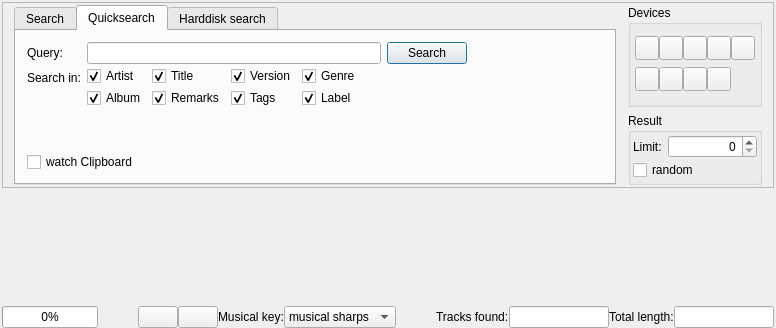
This is trunk/src/search/search.ui in pfedick/winmusik as Qt 5 draws it before an edit. The edited form follows.
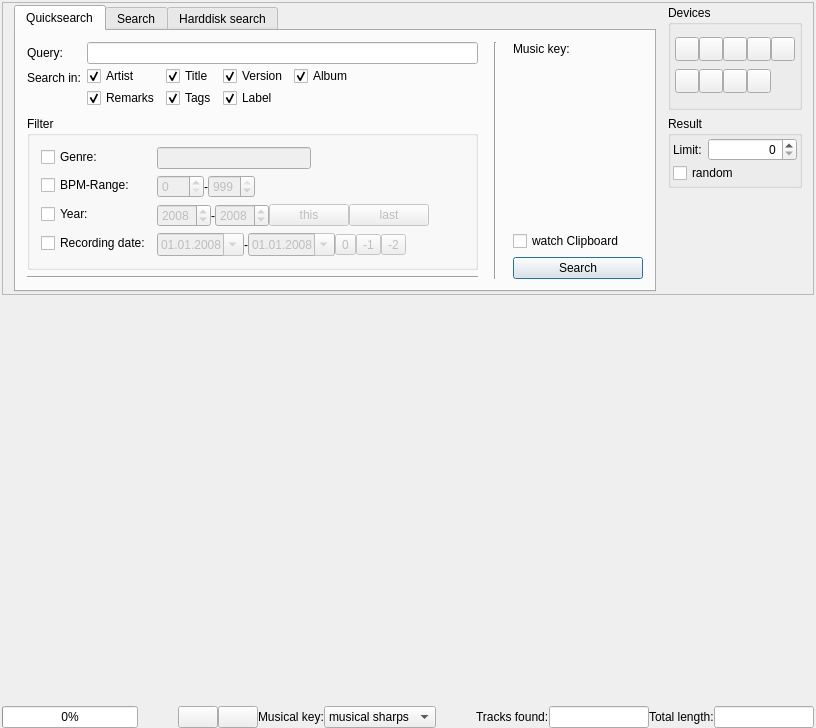
This is the edited form. Icons and pictures are not drawn. Custom widgets are drawn as their Qt base class.

Commit message: Die Suche (Quicksearch) wurde überarbeitet und unterstützt nun Filter für Genres, BPM-Bereiche, Erscheinungsjahr, Aufnahmedatum und Tonart.

Diff of the .ui file:
```diff
--- a/trunk/src/search/search.ui
+++ b/trunk/src/search/search.ui
@@ -6,8 +6,8 @@
    <rect>
     <x>0</x>
     <y>0</y>
-    <width>776</width>
-    <height>328</height>
+    <width>816</width>
+    <height>728</height>
    </rect>
   </property>
   <property name="windowTitle">
@@ -32,18 +32,18 @@
    </property>
    <item>
     <widget class="QFrame" name="frame">
+     <property name="sizePolicy">
+      <sizepolicy hsizetype="Expanding" vsizetype="Fixed">
+       <horstretch>0</horstretch>
+       <verstretch>0</verstretch>
+      </sizepolicy>
+     </property>
      <property name="minimumSize">
       <size>
        <width>0</width>
        <height>0</height>
       </size>
      </property>
-     <property name="maximumSize">
-      <size>
-       <width>16777215</width>
-       <height>190</height>
-      </size>
-     </property>
      <property name="frameShape">
       <enum>QFrame::StyledPanel</enum>
      </property>
@@ -65,11 +65,11 @@
         <property name="enabled">
          <bool>true</bool>
         </property>
-        <property name="maximumSize">
-         <size>
-          <width>16777215</width>
-          <height>180</height>
-         </size>
+        <property name="sizePolicy">
+         <sizepolicy hsizetype="Expanding" vsizetype="Fixed">
+          <horstretch>0</horstretch>
+          <verstretch>0</verstretch>
+         </sizepolicy>
         </property>
         <property name="tabShape">
          <enum>QTabWidget::Rounded</enum>
@@ -83,120 +83,6 @@
         <property name="usesScrollButtons">
          <bool>true</bool>
         </property>
-        <widget class="QWidget" name="tab">
-         <attribute name="icon">
-          <iconset resource="../../resources.qrc">
-           <normaloff>:/icons/resources/viewmag.png</normaloff>:/icons/resources/viewmag.png</iconset>
-         </attribute>
-         <attribute name="title">
-          <string>Search</string>
-         </attribute>
-         <layout class="QVBoxLayout" name="verticalLayout">
-          <property name="spacing">
-           <number>2</number>
-          </property>
-          <property name="margin">
-           <number>9</number>
-          </property>
-          <item>
-           <layout class="QGridLayout">
-            <property name="horizontalSpacing">
-             <number>6</number>
-            </property>
-            <property name="verticalSpacing">
-             <number>0</number>
-            </property>
-            <item row="0" column="0">
-             <widget class="QLabel" name="label">
-              <property name="text">
-               <string>Artist:</string>
-              </property>
-             </widget>
-            </item>
-            <item row="0" column="1">
-             <widget class="QLineEdit" name="artist"/>
-            </item>
-            <item row="1" column="0">
-             <widget class="QLabel" name="label_2">
-              <property name="text">
-               <string>Title:</string>
-              </property>
-             </widget>
-            </item>
-            <item row="1" column="1">
-             <widget class="QLineEdit" name="title"/>
-            </item>
-            <item row="2" column="0">
-             <widget class="QLabel" name="label_6">
-              <property name="text">
-               <string>Version:</string>
-              </property>
-             </widget>
-            </item>
-            <item row="3" column="0">
-             <widget class="QLabel" name="label_7">
-              <property name="text">
-               <string>Genre:</string>
-              </property>
-             </widget>
-            </item>
-            <item row="4" column="0">
-             <widget class="QLabel" name="label_8">
-              <property name="text">
-               <string>Tags:</string>
-              </property>
-             </widget>
-            </item>
-            <item row="2" column="1">
-             <widget class="QLineEdit" name="version"/>
-            </item>
-            <item row="4" column="1">
-             <widget class="QLineEdit" name="tags"/>
-            </item>
-            <item row="0" column="2">
-             <widget class="QPushButton" name="searchButton">
-              <property name="text">
-               <string>Search</string>
-              </property>
-              <property name="icon">
-               <iconset resource="../../resources.qrc">
-                <normaloff>:/icons/resources/next.png</normaloff>:/icons/resources/next.png</iconset>
-              </property>
-              <property name="iconSize">
-               <size>
-                <width>16</width>
-                <height>16</height>
-               </size>
-              </property>
-              <property name="autoDefault">
-               <bool>true</bool>
-              </property>
-              <property name="default">
-               <bool>true</bool>
-              </property>
-             </widget>
-            </item>
-            <item row="3" column="1">
-             <layout class="QHBoxLayout" name="horizontalLayout_8">
-              <item>
-               <widget class="QLineEdit" name="genre"/>
-              </item>
-              <item>
-               <widget class="QLabel" name="label_12">
-                <property name="text">
-                 <string>Label:</string>
-                </property>
-               </widget>
-              </item>
-              <item>
-               <widget class="QLineEdit" name="recordLabel"/>
-              </item>
-             </layout>
-            </item>
-           </layout>
-          </item>
-         </layout>
-        </widget>
         <widget class="QWidget" name="tab_2">
          <attribute name="title">
           <string>Quicksearch</string>
@@ -241,26 +127,6 @@
                   <item>
                    <widget class="QLineEdit" name="query"/>
                   </item>
-                  <item>
-                   <widget class="QPushButton" name="quicksearchButton">
-                    <property name="text">
-                     <string>Search</string>
-                    </property>
-                    <property name="icon">
-                     <iconset resource="../../resources.qrc">
-                      <normaloff>:/icons/resources/next.png</normaloff>:/icons/resources/next.png</iconset>
-                    </property>
-                    <property name="iconSize">
-                     <size>
-                      <width>16</width>
-                      <height>16</height>
-                     </size>
-                    </property>
-                    <property name="default">
-                     <bool>true</bool>
-                    </property>
-                   </widget>
-                  </item>
                  </layout>
                 </item>
                 <item row="2" column="0">
@@ -336,16 +202,6 @@
                      </widget>
                     </item>
                     <item row="0" column="3">
-                     <widget class="QCheckBox" name="searchGenre">
-                      <property name="text">
-                       <string>Genre</string>
-                      </property>
-                      <property name="checked">
-                       <bool>true</bool>
-                      </property>
-                     </widget>
-                    </item>
-                    <item row="1" column="0">
                      <widget class="QCheckBox" name="searchAlbum">
                       <property name="text">
                        <string>Album</string>
@@ -355,7 +211,7 @@
                       </property>
                      </widget>
                     </item>
-                    <item row="1" column="1">
+                    <item row="1" column="0">
                      <widget class="QCheckBox" name="searchRemarks">
                       <property name="text">
                        <string>Remarks</string>
@@ -365,7 +221,7 @@
                       </property>
                      </widget>
                     </item>
-                    <item row="1" column="2">
+                    <item row="1" column="1">
                      <widget class="QCheckBox" name="searchTags">
                       <property name="text">
                        <string>Tags</string>
@@ -375,7 +231,7 @@
                       </property>
                      </widget>
                     </item>
-                    <item row="1" column="3">
+                    <item row="1" column="2">
                      <widget class="QCheckBox" name="searchLabel">
                       <property name="text">
                        <string>Label</string>
@@ -409,49 +265,516 @@
                   </item>
                  </layout>
                 </item>
-                <item row="3" column="1">
-                 <spacer name="verticalSpacer">
-                  <property name="orientation">
-                   <enum>Qt::Vertical</enum>
-                  </property>
-                  <property name="sizeHint" stdset="0">
-                   <size>
-                    <width>20</width>
-                    <height>40</height>
-                   </size>
-                  </property>
-                 </spacer>
-                </item>
                </layout>
               </item>
               <item>
+               <widget class="QGroupBox" name="groupBox_3">
+                <property name="title">
+                 <string>Filter</string>
+                </property>
+                <layout class="QFormLayout" name="formLayout_3">
+                 <property name="labelAlignment">
+                  <set>Qt::AlignLeading|Qt::AlignLeft|Qt::AlignVCenter</set>
+                 </property>
+                 <item row="0" column="0">
+                  <widget class="QCheckBox" name="enableGenreSearch">
+                   <property name="text">
+                    <string>Genre:</string>
+                   </property>
+                  </widget>
+                 </item>
+                 <item row="0" column="1">
+                  <layout class="QHBoxLayout" name="horizontalLayout_10">
+                   <item>
+                    <widget class="QLineEdit" name="qs_genre">
+                     <property name="enabled">
+                      <bool>false</bool>
+                     </property>
+                    </widget>
+                   </item>
+                   <item>
+                    <spacer name="horizontalSpacer_8">
+                     <property name="orientation">
+                      <enum>Qt::Horizontal</enum>
+                     </property>
+                     <property name="sizeHint" stdset="0">
+                      <size>
+                       <width>40</width>
+                       <height>20</height>
+                      </size>
+                     </property>
+                    </spacer>
+                   </item>
+                  </layout>
+                 </item>
+                 <item row="1" column="0">
+                  <widget class="QCheckBox" name="enableBpmSearch">
+                   <property name="text">
+                    <string>BPM-Range:</string>
+                   </property>
+                   <property name="checked">
+                    <bool>false</bool>
+                   </property>
+                  </widget>
+                 </item>
+                 <item row="1" column="1">
+                  <layout class="QHBoxLayout" name="horizontalLayout_12">
+                   <property name="spacing">
+                    <number>0</number>
+                   </property>
+                   <item>
+                    <widget class="QSpinBox" name="bpmStart">
+                     <property name="enabled">
+                      <bool>false</bool>
+                     </property>
+                     <property name="maximum">
+                      <number>999</number>
+                     </property>
+                    </widget>
+                   </item>
+                   <item>
+                    <widget class="QLabel" name="label_15">
+                     <property name="text">
+                      <string>-</string>
+                     </property>
+                    </widget>
+                   </item>
+                   <item>
+                    <widget class="QSpinBox" name="bpmEnd">
+                     <property name="enabled">
+                      <bool>false</bool>
+                     </property>
+                     <property name="maximum">
+                      <number>999</number>
+                     </property>
+                     <property name="value">
+                      <number>999</number>
+                     </property>
+                    </widget>
+                   </item>
+                   <item>
+                    <spacer name="horizontalSpacer_5">
+                     <property name="orientation">
+                      <enum>Qt::Horizontal</enum>
+                     </property>
+                     <property name="sizeHint" stdset="0">
+                      <size>
+                       <width>40</width>
+                       <height>20</height>
+                      </size>
+                     </property>
+                    </spacer>
+                   </item>
+                  </layout>
+                 </item>
+                 <item row="2" column="0">
+                  <widget class="QCheckBox" name="enableYearSearch">
+                   <property name="text">
+                    <string>Year:</string>
+                   </property>
+                  </widget>
+                 </item>
+                 <item row="2" column="1">
+                  <layout class="QHBoxLayout" name="horizontalLayout_13">
+                   <property name="spacing">
+                    <number>0</number>
+                   </property>
+                   <item>
+                    <widget class="QDateEdit" name="releaseDateStart">
+                     <property name="enabled">
+                      <bool>false</bool>
+                     </property>
+                     <property name="dateTime">
+                      <datetime>
+                       <hour>0</hour>
+                       <minute>0</minute>
+                       <second>0</second>
+                       <year>2008</year>
+                       <month>1</month>
+                       <day>1</day>
+                      </datetime>
+                     </property>
+                     <property name="date">
+                      <date>
+                       <year>2008</year>
+                       <month>1</month>
+                       <day>1</day>
+                      </date>
+                     </property>
+                     <property name="displayFormat">
+                      <string>yyyy</string>
+                     </property>
+                     <property name="calendarPopup">
+                      <bool>false</bool>
+                     </property>
+                    </widget>
+                   </item>
+                   <item>
+                    <widget class="QLabel" name="label_17">
+                     <property name="text">
+                      <string>-</string>
+                     </property>
+                    </widget>
+                   </item>
+                   <item>
+                    <widget class="QDateEdit" name="releaseDateEnd">
+                     <property name="enabled">
+                      <bool>false</bool>
+                     </property>
+                     <property name="dateTime">
+                      <datetime>
+                       <hour>0</hour>
+                       <minute>0</minute>
+                       <second>0</second>
+                       <year>2008</year>
+                       <month>1</month>
+                       <day>1</day>
+                      </datetime>
+                     </property>
+                     <property name="date">
+                      <date>
+                       <year>2008</year>
+                       <month>1</month>
+                       <day>1</day>
+                      </date>
+                     </property>
+                     <property name="displayFormat">
+                      <string>yyyy</string>
+                     </property>
+                     <property name="calendarPopup">
+                      <bool>false</bool>
+                     </property>
+                    </widget>
+                   </item>
+                   <item>
+                    <widget class="QPushButton" name="setThisYear">
+                     <property name="enabled">
+                      <bool>false</bool>
+                     </property>
+                     <property name="text">
+                      <string>this</string>
+                     </property>
+                    </widget>
+                   </item>
+                   <item>
+                    <widget class="QPushButton" name="setLastYear">
+                     <property name="enabled">
+                      <bool>false</bool>
+                     </property>
+                     <property name="text">
+                      <string>last</string>
+                     </property>
+                    </widget>
+                   </item>
+                   <item>
+                    <spacer name="horizontalSpacer_6">
+                     <property name="orientation">
+                      <enum>Qt::Horizontal</enum>
+                     </property>
+                     <property name="sizeHint" stdset="0">
+                      <size>
+                       <width>40</width>
+                       <height>20</height>
+                      </size>
+                     </property>
+                    </spacer>
+                   </item>
+                  </layout>
+                 </item>
+                 <item row="3" column="0">
+                  <widget class="QCheckBox" name="enableRecordingDateSearch">
+                   <property name="text">
+                    <string>Recording date:</string>
+                   </property>
+                  </widget>
+                 </item>
+                 <item row="3" column="1">
+                  <layout class="QHBoxLayout" name="horizontalLayout_14">
+                   <property name="spacing">
+                    <number>0</number>
+                   </property>
+                   <item>
+                    <widget class="QDateEdit" name="recordDateStart">
+                     <property name="enabled">
+                      <bool>false</bool>
+                     </property>
+                     <property name="date">
+                      <date>
+                       <year>2008</year>
+                       <month>1</month>
+                       <day>1</day>
+                      </date>
+                     </property>
+                     <property name="displayFormat">
+                      <string>dd.MM.yyyy</string>
+                     </property>
+                     <property name="calendarPopup">
+                      <bool>true</bool>
+                     </property>
+                    </widget>
+                   </item>
+                   <item>
+                    <widget class="QLabel" name="label_14">
+                     <property name="text">
+                      <string>-</string>
+                     </property>
+                    </widget>
+                   </item>
+                   <item>
+                    <widget class="QDateEdit" name="recordDateEnd">
+                     <property name="enabled">
+                      <bool>false</bool>
+                     </property>
+                     <property name="date">
+                      <date>
+                       <year>2008</year>
+                       <month>1</month>
+                       <day>1</day>
+                      </date>
+                     </property>
+                     <property name="displayFormat">
+                      <string>dd.MM.yyyy</string>
+                     </property>
+                     <property name="calendarPopup">
+                      <bool>true</bool>
+                     </property>
+                    </widget>
+                   </item>
+                   <item>
+                    <widget class="QToolButton" name="setRecordingDate0">
+                     <property name="enabled">
+                      <bool>false</bool>
+                     </property>
+                     <property name="text">
+                      <string>0</string>
+                     </property>
+                    </widget>
+                   </item>
+                   <item>
+                    <widget class="QToolButton" name="setRecordingDate1">
+                     <property name="enabled">
+                      <bool>false</bool>
+                     </property>
+                     <property name="text">
+                      <string>-1</string>
+                     </property>
+                    </widget>
+                   </item>
+                   <item>
+                    <widget class="QToolButton" name="setRecordingDate2">
+                     <property name="enabled">
+                      <bool>false</bool>
+                     </property>
+                     <property name="text">
+                      <string>-2</string>
+                     </property>
+                    </widget>
+                   </item>
+                   <item>
+                    <spacer name="horizontalSpacer_7">
+                     <property name="orientation">
+                      <enum>Qt::Horizontal</enum>
+                     </property>
+                     <property name="sizeHint" stdset="0">
+                      <size>
+                       <width>40</width>
+                       <height>20</height>
+                      </size>
+                     </property>
+                    </spacer>
+                   </item>
+                  </layout>
+                 </item>
+                </layout>
+               </widget>
+              </item>
+              <item>
+               <widget class="Line" name="line">
+                <property name="orientation">
+                 <enum>Qt::Horizontal</enum>
+                </property>
+               </widget>
+              </item>
+             </layout>
+            </item>
+            <item>
+             <spacer name="horizontalSpacer_9">
+              <property name="orientation">
+               <enum>Qt::Horizontal</enum>
+              </property>
+              <property name="sizeType">
+               <enum>QSizePolicy::Fixed</enum>
+              </property>
+              <property name="sizeHint" stdset="0">
+               <size>
+                <width>10</width>
+                <height>20</height>
+               </size>
+              </property>
+             </spacer>
+            </item>
+            <item>
+             <widget class="Line" name="line_2">
+              <property name="midLineWidth">
+               <number>0</number>
+              </property>
+              <property name="orientation">
+               <enum>Qt::Vertical</enum>
+              </property>
+             </widget>
+            </item>
+            <item>
+             <spacer name="horizontalSpacer_10">
+              <property name="orientation">
+               <enum>Qt::Horizontal</enum>
+              </property>
+              <property name="sizeType">
+               <enum>QSizePolicy::Fixed</enum>
+              </property>
+              <property name="sizeHint" stdset="0">
+               <size>
+                <width>10</width>
+                <height>20</height>
+               </size>
+              </property>
+             </spacer>
+            </item>
+            <item>
+             <layout class="QVBoxLayout" name="verticalLayout_9">
+              <item>
+               <widget class="QLabel" name="label_55">
+                <property name="text">
+                 <string>Music key:</string>
+                </property>
+               </widget>
+              </item>
+              <item>
+               <widget class="KeyWheel" name="keywheel">
+                <property name="minimumSize">
+                 <size>
+                  <width>130</width>
+                  <height>130</height>
+                 </size>
+                </property>
+                <property name="maximumSize">
+                 <size>
+                  <width>130</width>
+                  <height>130</height>
+                 </size>
+                </property>
+                <property name="frameShape">
+                 <enum>QFrame::NoFrame</enum>
+                </property>
+                <property name="text">
+                 <string/>
+                </property>
+                <property name="pixmap">
+                 <pixmap resource="../../resources.qrc">:/openkey/resources/keywheel/key0000.png</pixmap>
+                </property>
+                <property name="scaledContents">
+                 <bool>false</bool>
+                </property>
+                <property name="margin">
+                 <number>0</number>
+                </property>
+               </widget>
+              </item>
+              <item>
+               <spacer name="verticalSpacer">
+                <property name="orientation">
+                 <enum>Qt::Vertical</enum>
+                </property>
+                <property name="sizeHint" stdset="0">
+                 <size>
+                  <width>20</width>
+                  <height>10</height>
+                 </size>
+                </property>
+               </spacer>
+              </item>
+              <item>
                <widget class="QCheckBox" name="watchClipboard">
                 <property name="text">
                  <string>watch Clipboard</string>
                 </property>
                </widget>
               </item>
+              <item>
+               <widget class="QPushButton" name="quicksearchButton">
+                <property name="text">
+                 <string>Search</string>
+                </property>
+                <property name="icon">
+                 <iconset resource="../../resources.qrc">
+                  <normaloff>:/icons/resources/next.png</normaloff>:/icons/resources/next.png</iconset>
+                </property>
+                <property name="iconSize">
+                 <size>
+                  <width>16</width>
+                  <height>16</height>
+                 </size>
+                </property>
+                <property name="default">
+                 <bool>true</bool>
+                </property>
+               </widget>
+              </item>
              </layout>
             </item>
-            <item>
-             <widget class="KeyWheel" name="keywheel">
-              <property name="minimumSize">
-               <size>
-                <width>130</width>
-                <height>130</height>
-               </size>
+           </layout>
+          </item>
+         </layout>
+        </widget>
+        <widget class="QWidget" name="tab">
+         <attribute name="icon">
+          <iconset resource="../../resources.qrc">
+           <normaloff>:/icons/resources/viewmag.png</normaloff>:/icons/resources/viewmag.png</iconset>
+         </attribute>
+         <attribute name="title">
+          <string>Search</string>
+         </attribute>
+         <layout class="QVBoxLayout" name="verticalLayout">
+          <property name="spacing">
+           <number>2</number>
+          </property>
+          <property name="margin">
+           <number>9</number>
+          </property>
+          <item>
+           <layout class="QGridLayout">
+            <property name="horizontalSpacing">
+             <number>6</number>
+            </property>
+            <property name="verticalSpacing">
+             <number>0</number>
+            </property>
+            <item row="0" column="0">
+             <widget class="QLabel" name="label">
+              <property name="text">
+               <string>Artist:</string>
               </property>
-              <property name="maximumSize">
-               <size>
-                <width>130</width>
-                <height>130</height>
-               </size>
+             </widget>
+            </item>
+            <item row="0" column="1">
+             <widget class="QLineEdit" name="artist"/>
+            </item>
+            <item row="1" column="0">
+             <widget class="QLabel" name="label_2">
+              <property name="text">
+               <string>Title:</string>
               </property>
-              <property name="frameShape">
-               <enum>QFrame::NoFrame</enum>
+             </widget>
+            </item>
+            <item row="1" column="1">
+             <widget class="QLineEdit" name="title"/>
+            </item>
+            <item row="2" column="0">
+             <widget class="QLabel" name="label_6">
+              <property name="text">
+               <string>Version:</string>
               </property>
               <property name="text">
-               <string/>
+               <string>Genre:</string>
               </property>
               <property name="pixmap">
                <pixmap resource="../../resources.qrc">:/openkey/resources/keywheel/key0000.png</pixmap>
@@ -459,8 +782,9 @@
               <property name="scaledContents">
                <bool>false</bool>
               </property>
-              <property name="margin">
-               <number>0</number>
+              <property name="icon">
+               <iconset resource="../../resources.qrc">
+                <normaloff>:/icons/resources/next.png</normaloff>:/icons/resources/next.png</iconset>
               </property>
              </widget>
             </item>
@@ -877,6 +1201,19 @@
           </layout>
          </widget>
         </item>
+        <item>
+         <spacer name="verticalSpacer_4">
+          <property name="orientation">
+           <enum>Qt::Vertical</enum>
+          </property>
+          <property name="sizeHint" stdset="0">
+           <size>
+            <width>20</width>
+            <height>40</height>
+           </size>
+          </property>
+         </spacer>
+        </item>
        </layout>
       </item>
      </layout>
```
Left out of the diff: 110 changed lines with no effect on the pictures. The commit also changes 8 other files.
